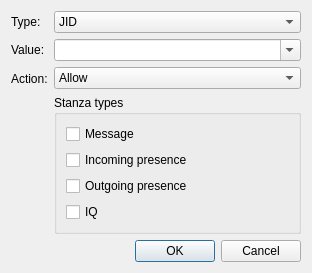
This is src/plugins/azoth/plugins/xoox/privacylistsitemdialog.ui in 0xd34df00d/leechcraft as Qt 5 draws it before an edit. The edited form follows.
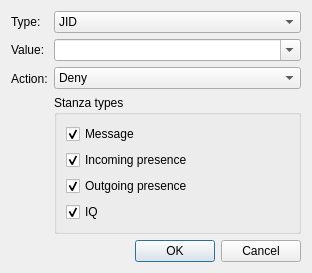
This is the edited form.

Commit message: [Azoth Xoox] All checked & blocking in PrivacyRule by default.

The edit to the form file:
```diff
--- a/src/plugins/azoth/plugins/xoox/privacylistsitemdialog.ui
+++ b/src/plugins/azoth/plugins/xoox/privacylistsitemdialog.ui
@@ -70,6 +70,9 @@
       <layout class="QVBoxLayout" name="verticalLayout_2">
        <item>
         <widget class="QComboBox" name="Action_">
+         <property name="currentIndex">
+          <number>1</number>
+         </property>
          <item>
           <property name="text">
            <string>Allow</string>
@@ -93,6 +96,9 @@
             <property name="text">
              <string>Message</string>
             </property>
+            <property name="checked">
+             <bool>true</bool>
+            </property>
            </widget>
           </item>
           <item>
@@ -100,6 +106,9 @@
             <property name="text">
              <string>Incoming presence</string>
             </property>
+            <property name="checked">
+             <bool>true</bool>
+            </property>
            </widget>
           </item>
           <item>
@@ -107,6 +116,9 @@
             <property name="text">
              <string>Outgoing presence</string>
             </property>
+            <property name="checked">
+             <bool>true</bool>
+            </property>
            </widget>
           </item>
           <item>
@@ -114,6 +126,9 @@
             <property name="text">
              <string>IQ</string>
             </property>
+            <property name="checked">
+             <bool>true</bool>
+            </property>
            </widget>
           </item>
          </layout>
```
